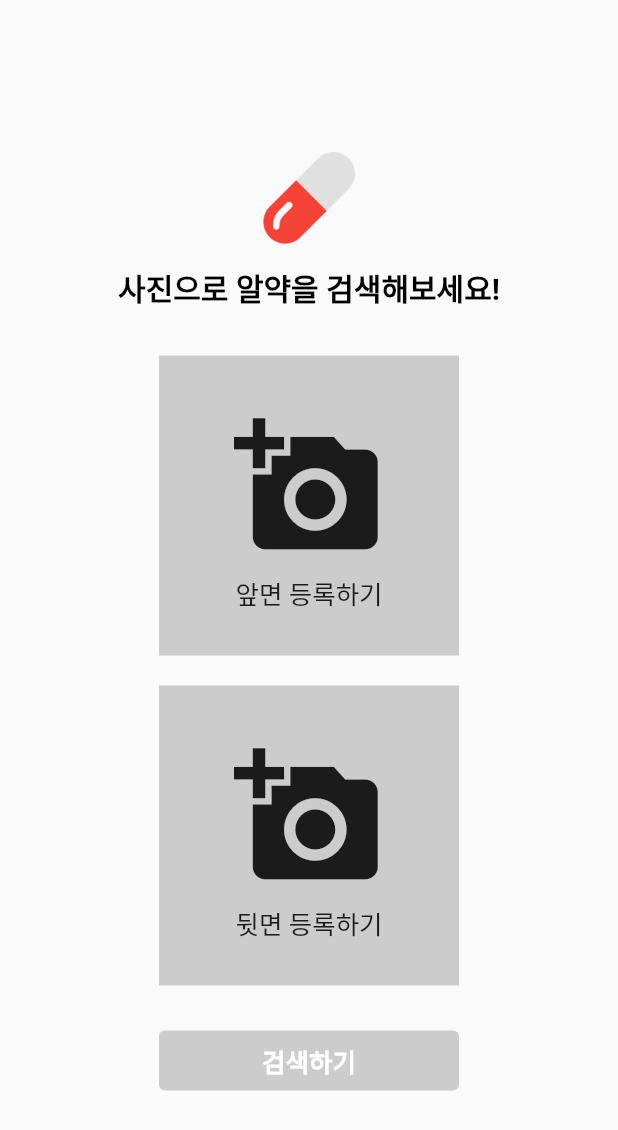
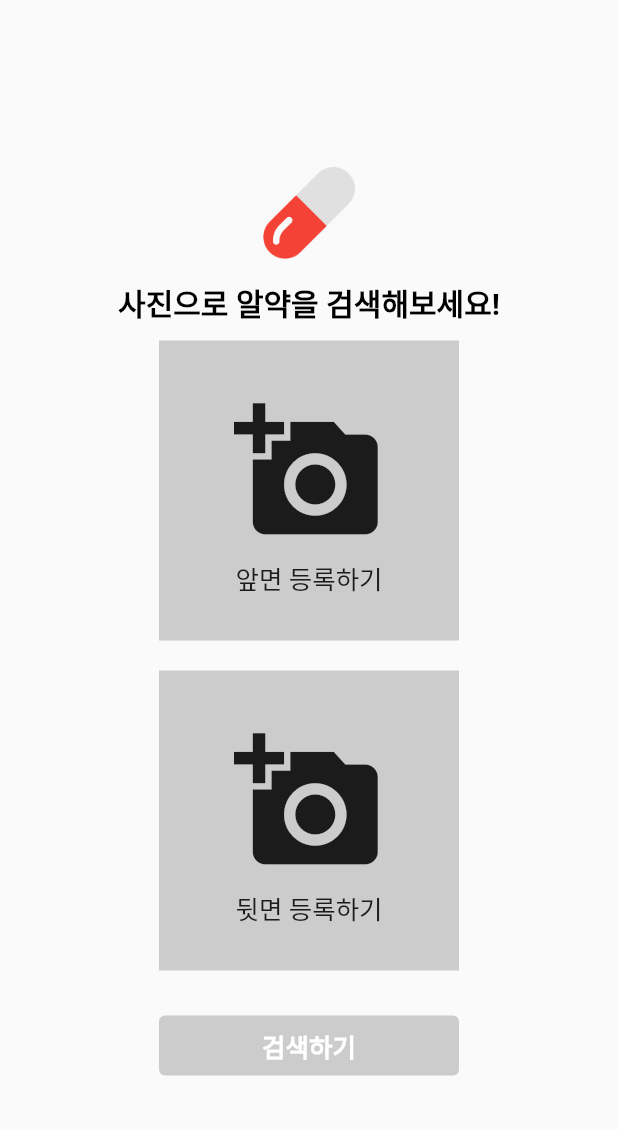
Before and after one commit to sparksub/pillumi-khu, a Flutter app: the screen it shows after launch, on a phone screen of 412 x 824 dp. Shown: the top 1130 px of the screen. Run offline on Flutter 3.47's test engine with Material 2 defaults, Android fonts, the phone set to English and light mode, and no system bars.

Commit message:
Update design of main screen and dialog

```diff
--- a/front/lib/screens/main_screen_widget.dart
+++ b/front/lib/screens/main_screen_widget.dart
@@ -1,8 +1,8 @@
 import 'package:flutter/material.dart';
-import 'package:front/screens/result_screen_widget.dart';
 import 'package:front/util/palette.dart' as palette;
 
 import '../util/add_photo_button.dart';
+import '../util/show_dialog_warning.dart';
 
 class MainScreenWidget extends StatefulWidget{
   const MainScreenWidget({Key? key}) : super(key: key);
@@ -10,8 +10,8 @@ class MainScreenWidget extends StatefulWidget{
 }
 
 class MainScreen extends State<MainScreenWidget> {
-  final bool front = false;
-  final bool back = false;
+  bool front = false;
+  bool back = false;
 
   @override
   Widget build(BuildContext context) {
@@ -39,13 +39,23 @@ class MainScreen extends State<MainScreenWidget> {
                 ),
               ),
               SizedBox(
-                  height: 30,
+                height: 10,
               ),
-                AddPhotoButton(text: "앞", updateBool: updateBool, side: front),
+              // TODO: 사진 추가하면, 추가한 사진이 Container에 들어가도록
+              front ? Container(
+                width: 200,
+                height: 200,
+                color: palette.gray
+              ) : AddPhotoButtonWidget(text: "앞", updateBool: updateBool),
               SizedBox(
                 height: 20,
               ),
-                AddPhotoButton(text: "뒷", updateBool: updateBool, side: back),
+              // TODO: 사진 추가하면, 추가한 사진이 Container에 들어가도록
+              back ? Container(
+                  width: 200,
+                  height: 200,
+                  color: palette.gray
+              ) : AddPhotoButtonWidget(text: "뒷", updateBool: updateBool),
               SizedBox(
                 height: 30,
               ),
@@ -63,27 +73,31 @@ class MainScreen extends State<MainScreenWidget> {
                   ButtonStyle(backgroundColor: palette.darkBlueColor)
                       : ButtonStyle(backgroundColor: palette.grayColor),
                   onPressed: (front&&back) ? () {
-                      goToResultPage();
+                    ShowDialogWarning(context);
+                    setState((){
+                      front = !front;
+                      back = !back;
+                    });
                   } : null,
                 ),
               ),
             ],
           ),
         ),
-        )
+      ),
     );
   }
 
-  void updateBool(bool inputBool){
+  void updateBool(String inputBool){
     setState((){
-      inputBool = !inputBool;
+      if(inputBool == '앞')
+      {
+        front = !front;
+      }
+      else if(inputBool == '뒷')
+      {
+        back = !back;
+      }
     });
   }
-
-  void goToResultPage () {
-    Navigator.push(
-      context,
-      MaterialPageRoute(builder: (context) => ResultScreenWidget()),
-    );
 }
-}
--- a/front/lib/screens/result_screen_widget.dart
+++ b/front/lib/screens/result_screen_widget.dart
@@ -1,4 +1,5 @@
 import 'package:flutter/material.dart';
+import 'package:front/util/palette.dart' as palette;
 
 class ResultScreenWidget extends StatelessWidget {
   const ResultScreenWidget({Key? key}) : super(key: key);
@@ -7,12 +8,12 @@ class ResultScreenWidget extends StatelessWidget {
   Widget build(BuildContext context) {
     return Scaffold(
       appBar: AppBar(
-        title: const Text('Second Screen'),
+        title: const Text('결과화면'),
       ),
       body: Container(
           width: double.infinity,
           height: double.infinity,
-          color: Colors.amber,
+          color: palette.blue,
           child: const Text("good!")
       ),
     );
--- a/front/lib/util/add_photo_button.dart
+++ b/front/lib/util/add_photo_button.dart
@@ -1,19 +1,22 @@
 import 'package:flutter/material.dart';
 import 'package:front/util/palette.dart' as palette;
 
-class AddPhotoButton extends StatelessWidget {
+class AddPhotoButtonWidget extends StatefulWidget {
 
-  const AddPhotoButton({
+  const AddPhotoButtonWidget({
     Key? key,
     @required this.text,
     this.updateBool,
-    this.side,
   }) : super(key: key);
 
   final text;
   final updateBool;
-  final side;
 
+  @override
+  AddPhotoButton createState() => AddPhotoButton();
+}
+
+class AddPhotoButton extends State<AddPhotoButtonWidget>{
   @override
   Widget build(BuildContext context) {
     return Container(
@@ -30,10 +33,12 @@ class AddPhotoButton extends StatelessWidget {
               ),
               iconSize: 100,
               onPressed: (){
-                updateBool(side);
+                setState((){
+                  widget.updateBool(widget.text);
+                });
               },
             ),
-            Text("$text면 등록하기",
+            Text("${widget.text}면 등록하기",
                 style: const TextStyle(
                     fontSize: 17,
                     fontWeight: FontWeight.w500
--- a/front/lib/util/palette.dart
+++ b/front/lib/util/palette.dart
@@ -1,5 +1,5 @@
 import 'package:flutter/material.dart';
-import 'createMaterialColor.dart';
+import 'create_material_color.dart';
 
 MaterialColor red = createMaterialColor(Color(0xFFed1b24));
 MaterialColor darkBlue = createMaterialColor(Color(0xFF23408e));
```
Also changed, not shown: front/lib/util/show_dialog_warning.dart (added, +143 -0 lines), front/lib/util/create_material_color.dart (renamed from front/lib/util/createMaterialColor.dart). Lines whose indentation alone changed are shown as unchanged.
